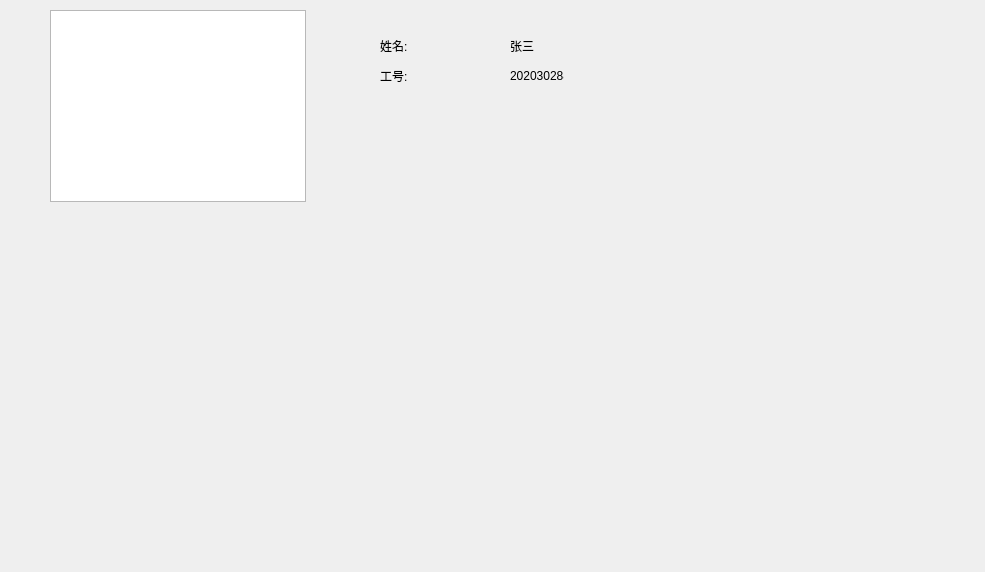
Before: the Qt Designer form ui/adminMain.ui in Fenejifen/sql-work, drawn with Qt 5.
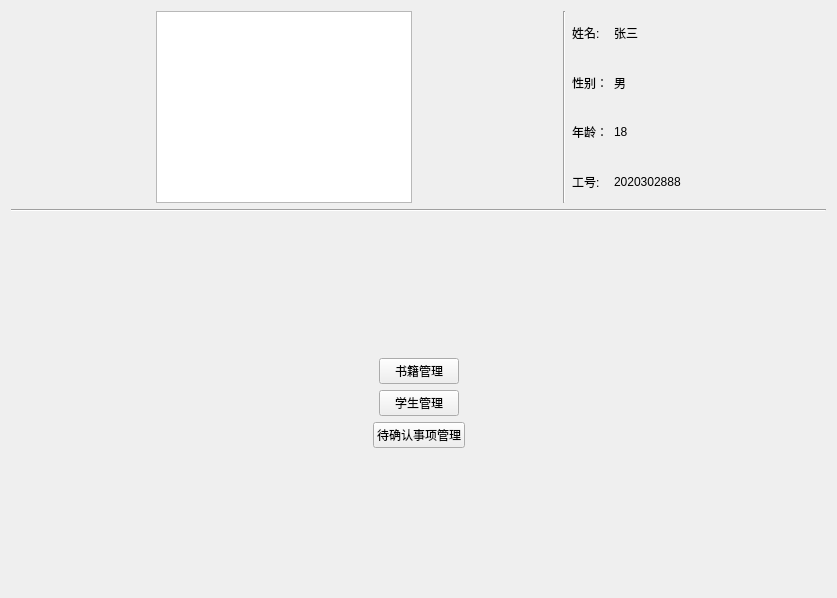
After: the same form once the commit is applied.

Commit message: 优化部分命名，完善管理员操作主界面，初步完成学生查询与借阅界面

Patch:
```diff
--- a/ui/adminMain.ui
+++ b/ui/adminMain.ui
@@ -1,81 +1,290 @@
 <?xml version="1.0" encoding="UTF-8"?>
 <ui version="4.0">
-    <class>Form</class>
-    <widget class="QWidget" name="Form">
-        <property name="geometry">
-            <rect>
-                <x>0</x>
-                <y>0</y>
-                <width>985</width>
-                <height>572</height>
-            </rect>
-        </property>
-        <property name="windowTitle">
-            <string>Form</string>
-        </property>
-        <widget class="QGraphicsView" name="profilePhoto">
-            <property name="geometry">
-                <rect>
-                    <x>50</x>
-                    <y>10</y>
-                    <width>256</width>
-                    <height>192</height>
-                </rect>
-            </property>
+ <class>Form</class>
+ <widget class="QWidget" name="Form">
+  <property name="geometry">
+   <rect>
+    <x>0</x>
+    <y>0</y>
+    <width>837</width>
+    <height>598</height>
+   </rect>
+  </property>
+  <property name="windowTitle">
+   <string>管理员操作界面</string>
+  </property>
+  <layout class="QHBoxLayout" name="horizontalLayout_3">
+   <item>
+    <layout class="QVBoxLayout" name="verticalLayout_3">
+     <item>
+      <layout class="QHBoxLayout" name="horizontalLayout">
+       <item>
+        <spacer name="horizontalSpacer_2">
+         <property name="orientation">
+          <enum>Qt::Horizontal</enum>
+         </property>
+         <property name="sizeHint" stdset="0">
+          <size>
+           <width>40</width>
+           <height>20</height>
+          </size>
+         </property>
+        </spacer>
+       </item>
+       <item>
+        <widget class="QGraphicsView" name="profilePhoto"/>
+       </item>
+       <item>
+        <spacer name="horizontalSpacer_3">
+         <property name="orientation">
+          <enum>Qt::Horizontal</enum>
+         </property>
+         <property name="sizeHint" stdset="0">
+          <size>
+           <width>40</width>
+           <height>20</height>
+          </size>
+         </property>
+        </spacer>
+       </item>
+       <item>
+        <widget class="Line" name="line">
+         <property name="orientation">
+          <enum>Qt::Vertical</enum>
+         </property>
         </widget>
-        <widget class="QLabel" name="userName">
-            <property name="geometry">
-                <rect>
-                    <x>510</x>
-                    <y>40</y>
-                    <width>54</width>
-                    <height>12</height>
-                </rect>
-            </property>
-            <property name="text">
-                <string>张三</string>
-            </property>
+       </item>
+       <item>
+        <layout class="QHBoxLayout" name="horizontalLayout_2">
+         <item>
+          <layout class="QVBoxLayout" name="verticalLayout">
+           <item>
+            <widget class="QLabel" name="label">
+             <property name="text">
+              <string>姓名:</string>
+             </property>
+            </widget>
+           </item>
+           <item>
+            <widget class="QLabel" name="label_7">
+             <property name="text">
+              <string>性别：</string>
+             </property>
+            </widget>
+           </item>
+           <item>
+            <widget class="QLabel" name="label_2">
+             <property name="text">
+              <string>年龄：</string>
+             </property>
+            </widget>
+           </item>
+           <item>
+            <widget class="QLabel" name="label_4">
+             <property name="text">
+              <string>工号:</string>
+             </property>
+            </widget>
+           </item>
+          </layout>
+         </item>
+         <item>
+          <layout class="QVBoxLayout" name="verticalLayout_2">
+           <item>
+            <widget class="QLabel" name="Name">
+             <property name="text">
+              <string>张三</string>
+             </property>
+            </widget>
+           </item>
+           <item>
+            <widget class="QLabel" name="Gender">
+             <property name="text">
+              <string>男</string>
+             </property>
+            </widget>
+           </item>
+           <item>
+            <widget class="QLabel" name="Age">
+             <property name="text">
+              <string>18</string>
+             </property>
+            </widget>
+           </item>
+           <item>
+            <widget class="QLabel" name="UserName">
+             <property name="text">
+              <string>2020302888</string>
+             </property>
+            </widget>
+           </item>
+          </layout>
+         </item>
+        </layout>
+       </item>
+       <item>
+        <spacer name="horizontalSpacer">
+         <property name="orientation">
+          <enum>Qt::Horizontal</enum>
+         </property>
+         <property name="sizeHint" stdset="0">
+          <size>
+           <width>40</width>
+           <height>20</height>
+          </size>
+         </property>
+        </spacer>
+       </item>
+      </layout>
+     </item>
+     <item>
+      <widget class="Line" name="line_2">
+       <property name="orientation">
+        <enum>Qt::Horizontal</enum>
+       </property>
+      </widget>
+     </item>
+     <item>
+      <spacer name="verticalSpacer">
+       <property name="orientation">
+        <enum>Qt::Vertical</enum>
+       </property>
+       <property name="sizeHint" stdset="0">
+        <size>
+         <width>20</width>
+         <height>40</height>
+        </size>
+       </property>
+      </spacer>
+     </item>
+     <item>
+      <layout class="QHBoxLayout" name="horizontalLayout_4">
+       <item>
+        <spacer name="horizontalSpacer_7">
+         <property name="orientation">
+          <enum>Qt::Horizontal</enum>
+         </property>
+         <property name="sizeHint" stdset="0">
+          <size>
+           <width>40</width>
+           <height>20</height>
+          </size>
+         </property>
+        </spacer>
+       </item>
+       <item>
+        <widget class="QPushButton" name="bookManagement">
+         <property name="text">
+          <string>书籍管理</string>
+         </property>
         </widget>
-        <widget class="QLabel" name="label">
-            <property name="geometry">
-                <rect>
-                    <x>380</x>
-                    <y>40</y>
-                    <width>54</width>
-                    <height>12</height>
-                </rect>
-            </property>
-            <property name="text">
-                <string>姓名:</string>
-            </property>
+       </item>
+       <item>
+        <spacer name="horizontalSpacer_4">
+         <property name="orientation">
+          <enum>Qt::Horizontal</enum>
+         </property>
+         <property name="sizeHint" stdset="0">
+          <size>
+           <width>40</width>
+           <height>20</height>
+          </size>
+         </property>
+        </spacer>
+       </item>
+      </layout>
+     </item>
+     <item>
+      <layout class="QHBoxLayout" name="horizontalLayout_5">
+       <item>
+        <spacer name="horizontalSpacer_8">
+         <property name="orientation">
+          <enum>Qt::Horizontal</enum>
+         </property>
+         <property name="sizeHint" stdset="0">
+          <size>
+           <width>40</width>
+           <height>20</height>
+          </size>
+         </property>
+        </spacer>
+       </item>
+       <item>
+        <widget class="QPushButton" name="studentManagement">
+         <property name="text">
+          <string>学生管理</string>
+         </property>
         </widget>
-        <widget class="QLabel" name="label_4">
-            <property name="geometry">
-                <rect>
-                    <x>380</x>
-                    <y>70</y>
-                    <width>54</width>
-                    <height>12</height>
-                </rect>
-            </property>
-            <property name="text">
-                <string>工号:</string>
-            </property>
+       </item>
+       <item>
+        <spacer name="horizontalSpacer_5">
+         <property name="orientation">
+          <enum>Qt::Horizontal</enum>
+         </property>
+         <property name="sizeHint" stdset="0">
+          <size>
+           <width>40</width>
+           <height>20</height>
+          </size>
+         </property>
+        </spacer>
+       </item>
+      </layout>
+     </item>
+     <item>
+      <layout class="QHBoxLayout" name="horizontalLayout_6">
+       <item>
+        <spacer name="horizontalSpacer_9">
+         <property name="orientation">
+          <enum>Qt::Horizontal</enum>
+         </property>
+         <property name="sizeHint" stdset="0">
+          <size>
+           <width>40</width>
+           <height>20</height>
+          </size>
+         </property>
+        </spacer>
+       </item>
+       <item>
+        <widget class="QPushButton" name="confirmationItems">
+         <property name="text">
+          <string>待确认事项管理</string>
+         </property>
         </widget>
-        <widget class="QLabel" name="userSno">
-            <property name="geometry">
-                <rect>
-                    <x>510</x>
-                    <y>70</y>
-                    <width>54</width>
-                    <height>12</height>
-                </rect>
-            </property>
-            <property name="text">
-                <string>2020302888</string>
-            </property>
-        </widget>
-    </widget>
-    <resources/>
-    <connections/>
+       </item>
+       <item>
+        <spacer name="horizontalSpacer_6">
+         <property name="orientation">
+          <enum>Qt::Horizontal</enum>
+         </property>
+         <property name="sizeHint" stdset="0">
+          <size>
+           <width>40</width>
+           <height>20</height>
+          </size>
+         </property>
+        </spacer>
+       </item>
+      </layout>
+     </item>
+     <item>
+      <spacer name="verticalSpacer_2">
+       <property name="orientation">
+        <enum>Qt::Vertical</enum>
+       </property>
+       <property name="sizeHint" stdset="0">
+        <size>
+         <width>20</width>
+         <height>40</height>
+        </size>
+       </property>
+      </spacer>
+     </item>
+    </layout>
+   </item>
+  </layout>
+ </widget>
+ <resources/>
+ <connections/>
 </ui>
```
The commit also changes 6 other files.
